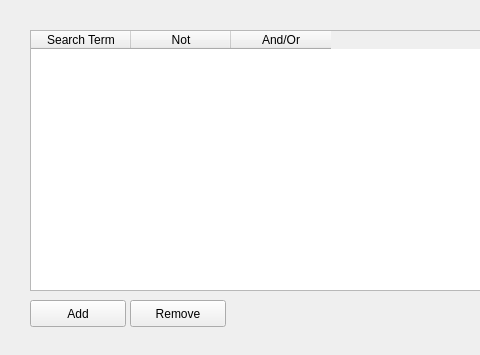
patrickdemond/OVis, file interface/ovQSearchDialog.ui: the form before one commit; both pictures show x 0 to 480 and y 0 to 355 of the 710 by 355 pixel window.
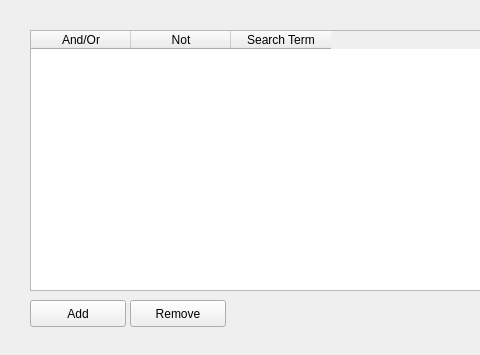
The form after the commit.

Commit message:
Improving text search.
Every edge now has content associated with it based on P, DIV0, DIV1
and DIV2 tags.

```diff
--- a/interface/ovQSearchDialog.ui
+++ b/interface/ovQSearchDialog.ui
@@ -38,19 +38,6 @@
      <height>261</height>
     </rect>
    </property>
-   <column>
-    <property name="text">
-     <string>Search Term</string>
-    </property>
-   </column>
-   <column>
-    <property name="text">
-     <string>Not</string>
-    </property>
-    <property name="textAlignment">
-     <set>AlignHCenter|AlignVCenter|AlignCenter</set>
-    </property>
-   </column>
    <column>
     <property name="text">
      <string>And/Or</string>
@@ -59,6 +46,19 @@
      <set>AlignHCenter|AlignVCenter|AlignCenter</set>
     </property>
    </column>
+   <column>
+    <property name="text">
+     <string>Not</string>
+    </property>
+    <property name="textAlignment">
+     <set>AlignHCenter|AlignVCenter|AlignCenter</set>
+    </property>
+   </column>
+   <column>
+    <property name="text">
+     <string>Search Term</string>
+    </property>
+   </column>
   </widget>
   <widget class="QPushButton" name="addPushButton">
    <property name="geometry">
```
The commit also changes 4 other files.
